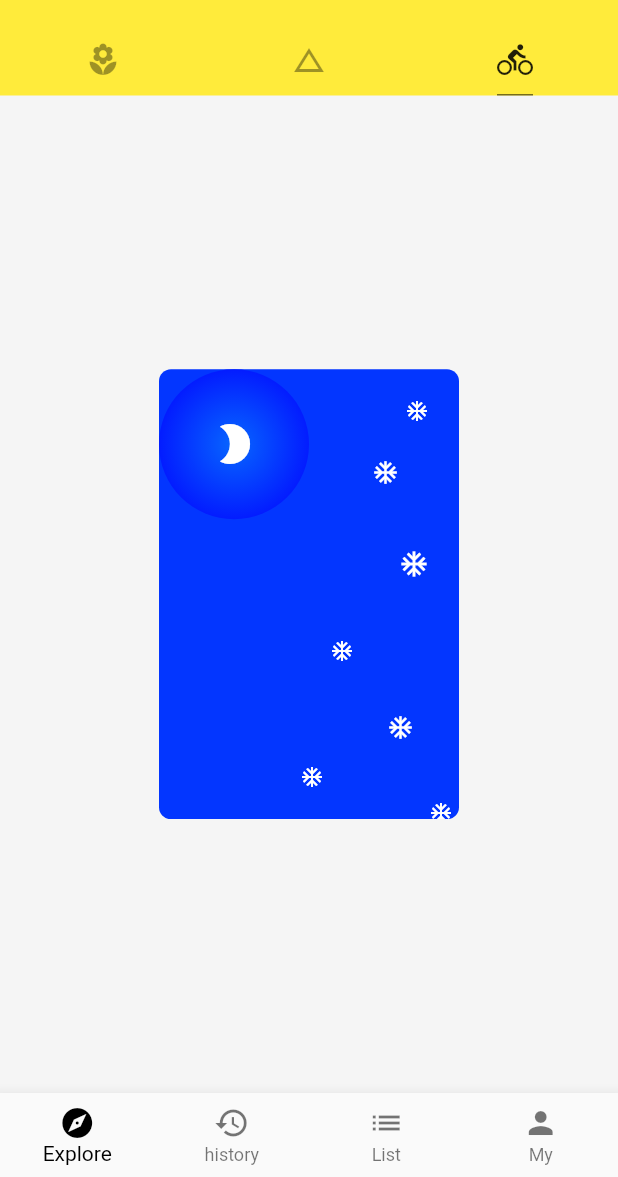
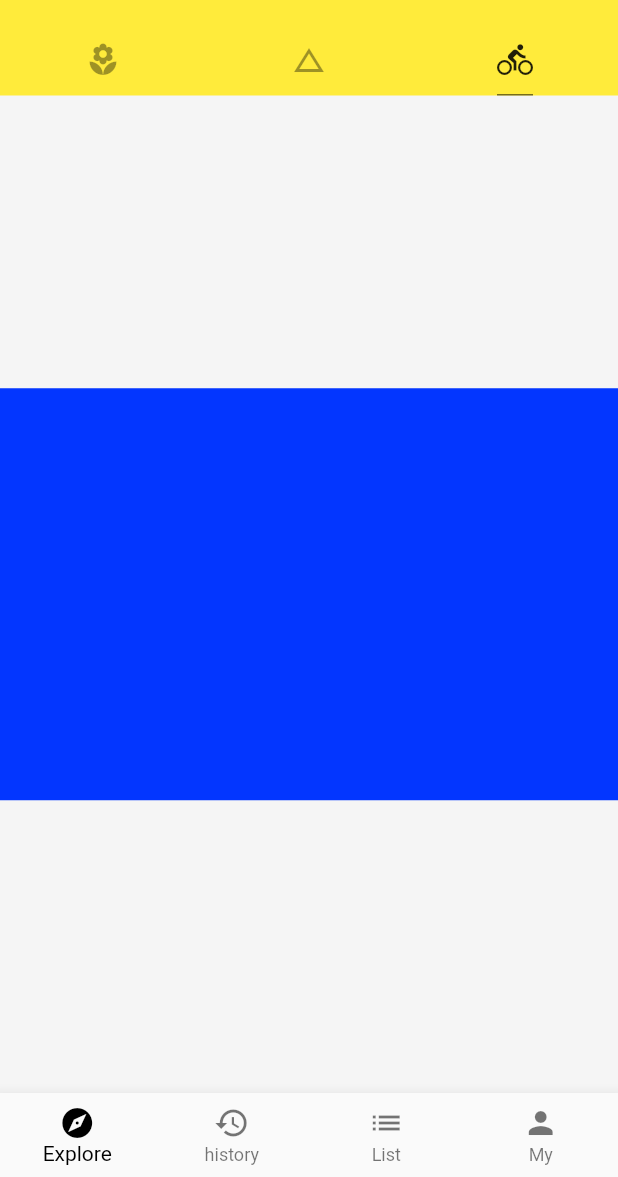
Before and after one commit to SymphonyZhang/practice, a Flutter app: the screen it shows after launch, tab 3 chosen, on a phone screen of 412 x 824 dp, the part 59-1236 px from its top. Run offline on Flutter 3.47's test engine with Material 2 defaults, Android fonts, the phone set to English and light mode, and no system bars; network calls fail.

```diff
--- a/lib/demo/layout_demo.dart
+++ b/lib/demo/layout_demo.dart
@@ -8,8 +8,24 @@ class LayoutDemo extends StatelessWidget {
       child: Column(
         mainAxisAlignment: MainAxisAlignment.center,
         children: <Widget>[
-          StackDemo(),
+          AspectRatioDemo(),
       ],
+      ),
+    );
+  }
+}
+
+//设置部件的宽高比
+class AspectRatioDemo extends StatelessWidget{
+  @override
+  Widget build(BuildContext context) {
+    // TODO: implement build
+    return AspectRatio(
+      //设置小部件宽高比 (例如3:2   aspectRatio: 3.0/2.0)
+      aspectRatio: 3.0/2.0,
+      child: Container(
+        color: Color.fromRGBO(3, 54, 255, 1.0),
+
       ),
     );
   }
```
